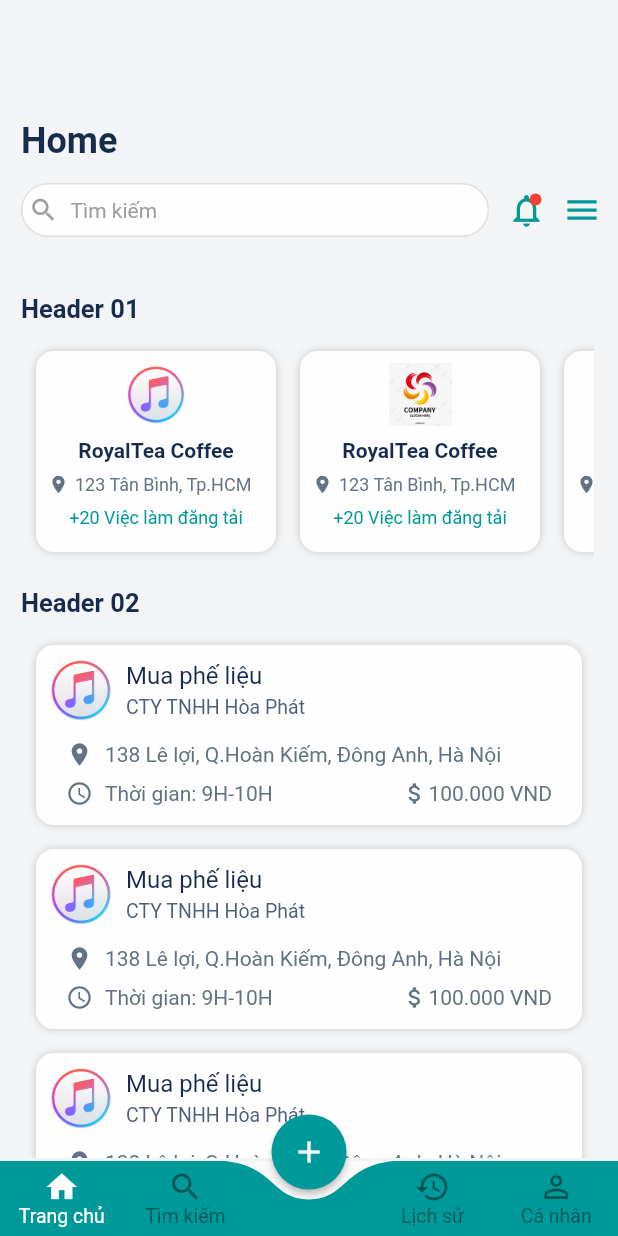
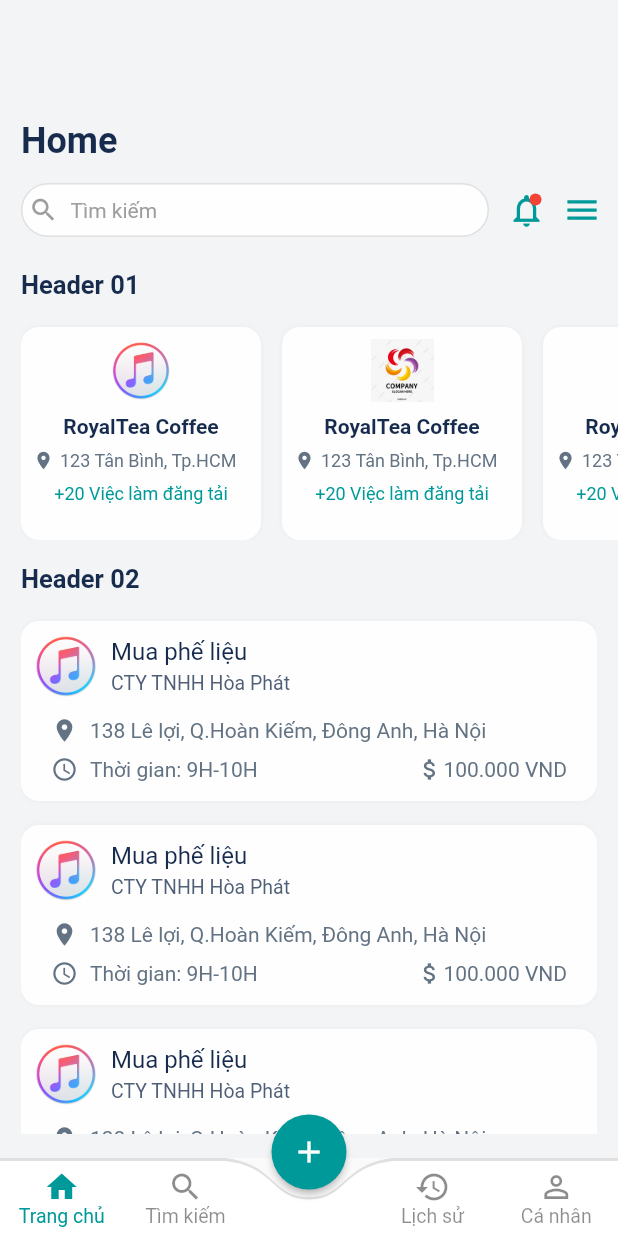
Before and after one commit to trantheho/bottom_navigation_bar, a Flutter app: the screen it shows after launch, on a phone screen of 412 x 824 dp. Run offline on Flutter 3.47's test engine with Material 2 defaults, Android fonts, the phone set to English and light mode, and no system bars; our stand-ins replace google_maps_flutter.

Commit message:
update home

```diff
--- a/lib/bottom_navigation_bar.dart
+++ b/lib/bottom_navigation_bar.dart
@@ -66,12 +66,23 @@ class CurvedNavigationBarState extends State<CurvedNavigationBar>
   Widget build(BuildContext context) {
     Size size = MediaQuery.of(context).size;
     return Container(
-      color: Colors.transparent,
       height: widget.height,
       child: Stack(
         overflow: Overflow.visible,
         alignment: Alignment.bottomCenter,
         children: <Widget>[
+          Positioned(
+            left: 0,
+            right: 0,
+            bottom: 0 - (80.0 - widget.height),
+            child: CustomPaint(
+              painter: NavCustomPainter(
+                  _pos, _length, Colors.grey[300], Directionality.of(context)),
+              child: Container(
+                height: 82.0,
+              ),
+            ),
+          ),
           Positioned(
             left: 0,
             right: 0,
--- a/lib/home.dart
+++ b/lib/home.dart
@@ -182,7 +182,7 @@ class _HomeScreenState extends State<_HomeScreen> with SingleTickerProviderState
 
             Container(
               width: MediaQuery.of(context).size.width,
-              margin: EdgeInsets.only(top: 32, left: 14),
+              margin: EdgeInsets.only(top: 16, left: 14),
               child: Text(
                 'Header 01',
                 textAlign: TextAlign.start,
@@ -195,7 +195,7 @@ class _HomeScreenState extends State<_HomeScreen> with SingleTickerProviderState
             ),
             Container(
               height: 150,
-              margin: EdgeInsets.only(top: 10, left: 16, right: 16, bottom: 16),
+              margin: EdgeInsets.only(top: 10, left: 14, bottom: 16),
               child: ListView.builder(
                   scrollDirection: Axis.horizontal,
                   padding: EdgeInsets.zero,
@@ -221,7 +221,7 @@ class _HomeScreenState extends State<_HomeScreen> with SingleTickerProviderState
             ),
             Container(
               height: 350.0,
-              margin: EdgeInsets.only(top: 10, left: 16, right: 16, bottom: 16),
+              margin: EdgeInsets.only(top: 10, left: 14, right: 14, bottom: 16),
               child: ListView.builder(
                   //scrollDirection: Axis.vertical,
                   physics: AlwaysScrollableScrollPhysics(),
--- a/lib/item_branch_job.dart
+++ b/lib/item_branch_job.dart
@@ -13,14 +13,14 @@ class ItemBranchJob extends StatelessWidget {
     return Container(
       width: MediaQuery.of(context).size.width,
       height: 120,
-      margin: EdgeInsets.all(8),
+      margin: EdgeInsets.only(top: 8, bottom: 8),
       decoration: BoxDecoration(
           borderRadius: BorderRadius.circular(12),
         color: Color.fromRGBO(254, 254, 254, 1),
         boxShadow: [
           BoxShadow(
-            color: Colors.grey.withOpacity(0.5),
-            blurRadius: 4,
+            color: Colors.grey[300].withOpacity(0.5),
+            blurRadius: 2,
           ),
         ],
       ),
--- a/lib/item_company_job.dart
+++ b/lib/item_company_job.dart
@@ -17,14 +17,14 @@ class _ItemCompanyJobState extends State<ItemCompanyJob> {
       width: 160,
       height: 120,
       padding: EdgeInsets.all(8),
-      margin: EdgeInsets.all(8),
+      margin: EdgeInsets.only(right: 14, top: 8),
       decoration: BoxDecoration(
         borderRadius: BorderRadius.circular(12),
         color: Color.fromRGBO(254, 254, 254, 1),
         boxShadow: [
           BoxShadow(
-            color: Colors.grey.withOpacity(0.5),
-            blurRadius: 4,
+            color: Colors.grey[300].withOpacity(0.5),
+            blurRadius: 2,
           ),
         ],
       ),
--- a/lib/main.dart
+++ b/lib/main.dart
@@ -73,8 +73,8 @@ class _MyHomePageState extends State<MyHomePage> {
           BottomBarItem(icon: Icons.history, title: 'Lịch sử'),
           BottomBarItem(icon: Icons.perm_identity, title: 'Cá nhân'),
         ],
-        color: Color.fromRGBO(0, 153, 153, 1),
-        selectedColor: Colors.white,
+        color: Colors.white,
+        selectedColor: Color.fromRGBO(0, 153, 153, 1),
         defaultColor: Colors.black45,
         backgroundColor: Colors.black,
         animationCurve: Curves.easeInOut,
```
